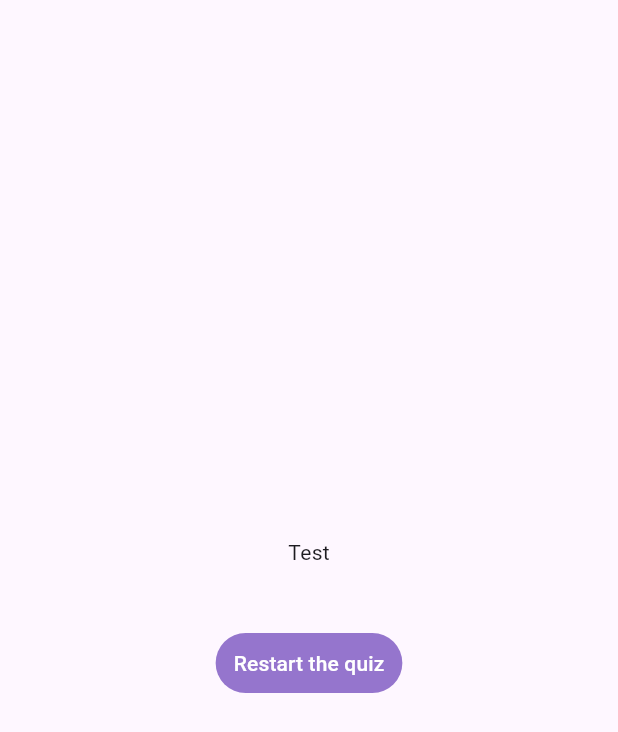
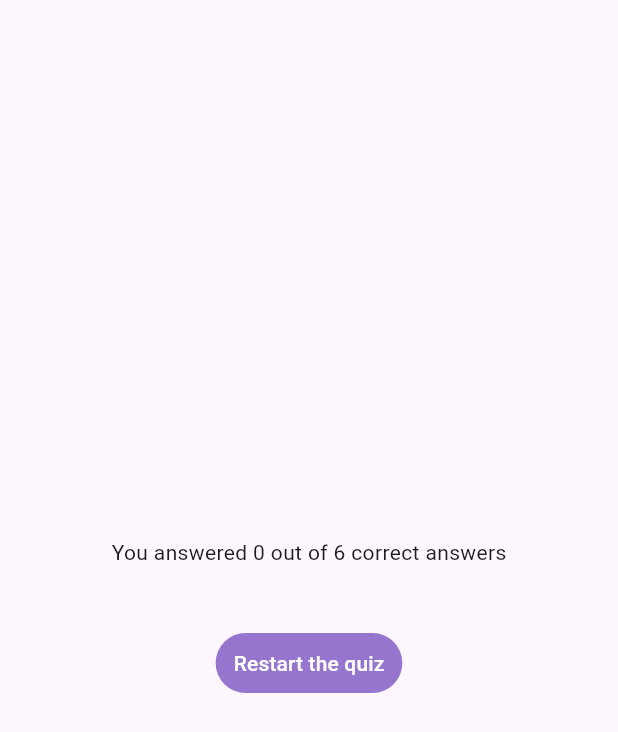
Before and after one commit to ichbinnichts/quiz_flutter_app, a Flutter app: the ResultScreen widget shown alone on an empty page, opened directly with empty values, on a phone screen of 412 x 824 dp. Shown: the top 732 px of the screen. Run offline on Flutter 3.47's test engine with Material 3 defaults, Android fonts, the phone set to English and light mode, and no system bars; our stand-ins replace google_fonts.

Commit message:
feat: filter data in results screen

```diff
--- a/lib/screen/result_screen.dart
+++ b/lib/screen/result_screen.dart
@@ -29,6 +29,12 @@ class ResultScreen extends StatefulWidget {
 class _ResultScreenState extends State<ResultScreen> {
   @override
   Widget build(BuildContext context) {
+    final summaryData = widget.getSummaryData();
+    final int numTotalQuestions = questions.length;
+    final int numCorrectQuestions = summaryData
+        .where((data) => data['selected_answer'] == data['right_answer'])
+        .length;
+
     return SizedBox(
       width: double.infinity,
       child: Container(
@@ -36,11 +42,13 @@ class _ResultScreenState extends State<ResultScreen> {
         child: Column(
           mainAxisAlignment: MainAxisAlignment.center,
           children: [
-            const Text('Test'),
+            Text(
+              'You answered $numCorrectQuestions out of $numTotalQuestions correct answers',
+            ),
             const SizedBox(
               height: 20,
             ),
-            QuestionsSummary(summaryData: widget.getSummaryData()),
+            QuestionsSummary(summaryData: summaryData),
             const SizedBox(
               height: 20,
             ),
--- a/lib/utils/questions_summary.dart
+++ b/lib/utils/questions_summary.dart
@@ -17,7 +17,8 @@ class _QuestionsSummaryState extends State<QuestionsSummary> {
         return Row(
           children: [
             Text(((data['question_index'] as int) + 1).toString()),
-            Column(
+            Expanded(
+              child: Column(
                 children: [
                   Text(data['question'] as String),
                   const SizedBox(
@@ -26,6 +27,7 @@ class _QuestionsSummaryState extends State<QuestionsSummary> {
                   Text(data['selected_answer'] as String),
                   Text(data['right_answer'] as String),
                 ],
+              ),
             )
           ],
         );
```
Lines whose indentation alone changed are shown as unchanged.
